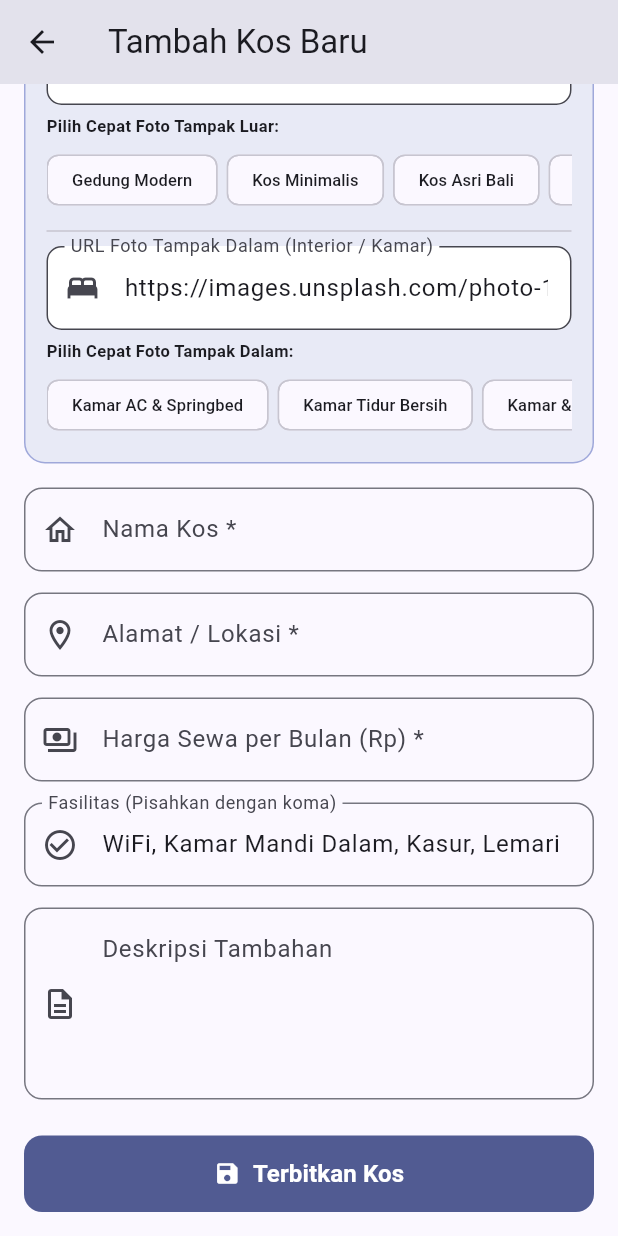
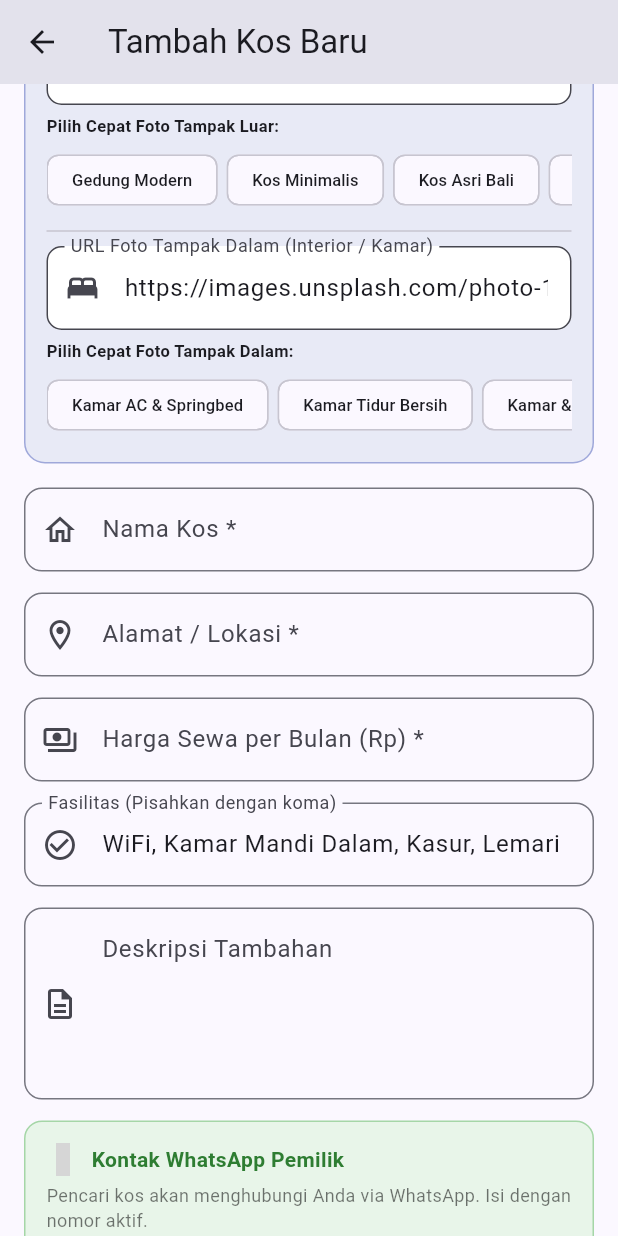
Before and after one commit to emip0525/flutter_kosfinder, a Flutter app: the AddEditKosPage screen opened directly, scrolled down 281 dp, on a phone screen of 412 x 824 dp. Run offline on Flutter 3.47's test engine with Material 3 defaults, Android fonts, the phone set to English and light mode, and no system bars; our stand-ins replace firebase_core, firebase_messaging, shared_preferences, supabase_flutter; accounts and stored records are empty; network calls fail; statements that could not run were skipped; grey boxes are pictures that could not be loaded.

Commit message:
feat: add WhatsApp contact, persistent storage with SharedPreferences, and fix admin delete & owner kos refresh

```diff
--- a/lib/models/kos_model.dart
+++ b/lib/models/kos_model.dart
@@ -8,6 +8,7 @@ class KosModel {
   final String description;
   final DateTime createdAt;
   final String? ownerName;
+  final String? ownerWhatsapp; // Nomor WhatsApp pemilik kos
   final String? imageUrl;
   final String? exteriorImageUrl; // Foto tampak luar
   final String? interiorImageUrl; // Foto tampak dalam
@@ -23,6 +24,7 @@ class KosModel {
     this.description = '',
     required this.createdAt,
     this.ownerName,
+    this.ownerWhatsapp,
     this.imageUrl,
     this.exteriorImageUrl,
     this.interiorImageUrl,
@@ -53,6 +55,7 @@ class KosModel {
           ? DateTime.tryParse(map['created_at'].toString()) ?? DateTime.now()
           : DateTime.now(),
       ownerName: map['owner_name']?.toString(),
+      ownerWhatsapp: map['owner_whatsapp']?.toString(),
       imageUrl: map['image_url']?.toString(),
       exteriorImageUrl: map['exterior_image_url']?.toString() ?? map['image_url']?.toString(),
       interiorImageUrl: map['interior_image_url']?.toString(),
@@ -70,6 +73,8 @@ class KosModel {
       'facilities': facilities,
       'description': description,
       'created_at': createdAt.toIso8601String(),
+      'owner_name': ownerName,
+      'owner_whatsapp': ownerWhatsapp,
       'image_url': exteriorImageUrl ?? imageUrl,
       'exterior_image_url': exteriorImageUrl,
       'interior_image_url': interiorImageUrl,
@@ -87,6 +92,7 @@ class KosModel {
     String? description,
     DateTime? createdAt,
     String? ownerName,
+    String? ownerWhatsapp,
     String? imageUrl,
     String? exteriorImageUrl,
     String? interiorImageUrl,
@@ -102,6 +108,7 @@ class KosModel {
       description: description ?? this.description,
       createdAt: createdAt ?? this.createdAt,
       ownerName: ownerName ?? this.ownerName,
+      ownerWhatsapp: ownerWhatsapp ?? this.ownerWhatsapp,
       imageUrl: imageUrl ?? this.imageUrl,
       exteriorImageUrl: exteriorImageUrl ?? this.exteriorImageUrl,
       interiorImageUrl: interiorImageUrl ?? this.interiorImageUrl,
--- a/lib/pages/add_edit_kos_page.dart
+++ b/lib/pages/add_edit_kos_page.dart
@@ -20,6 +20,7 @@ class _AddEditKosPageState extends State<AddEditKosPage> {
   final _descC = TextEditingController();
   final _exteriorUrlC = TextEditingController();
   final _interiorUrlC = TextEditingController();
+  final _whatsappC = TextEditingController();
   bool _loading = false;
 
   bool get isEditing => widget.kosToEdit != null;
@@ -74,6 +75,7 @@ class _AddEditKosPageState extends State<AddEditKosPage> {
       _descC.text = k.description;
       _exteriorUrlC.text = k.exteriorImageUrl ?? '';
       _interiorUrlC.text = k.interiorImageUrl ?? '';
+      _whatsappC.text = k.ownerWhatsapp ?? '';
     } else {
       _facilitiesC.text = 'WiFi, Kamar Mandi Dalam, Kasur, Lemari';
       _exteriorUrlC.text = _presetExteriorPhotos[0]['url']!;
@@ -90,6 +92,7 @@ class _AddEditKosPageState extends State<AddEditKosPage> {
     _descC.dispose();
     _exteriorUrlC.dispose();
     _interiorUrlC.dispose();
+    _whatsappC.dispose();
     super.dispose();
   }
 
@@ -104,6 +107,7 @@ class _AddEditKosPageState extends State<AddEditKosPage> {
     final description = _descC.text.trim();
     final extUrl = _exteriorUrlC.text.trim();
     final intUrl = _interiorUrlC.text.trim();
+    final whatsapp = _whatsappC.text.trim().replaceAll(RegExp(r'\s|-|\+'), '');
 
     bool success = false;
     if (isEditing) {
@@ -115,6 +119,7 @@ class _AddEditKosPageState extends State<AddEditKosPage> {
         'description': description,
         'exterior_image_url': extUrl.isEmpty ? null : extUrl,
         'interior_image_url': intUrl.isEmpty ? null : intUrl,
+        'owner_whatsapp': whatsapp.isEmpty ? null : whatsapp,
       });
     } else {
       success = await KosService.instance.add(
@@ -125,6 +130,7 @@ class _AddEditKosPageState extends State<AddEditKosPage> {
         description: description,
         exteriorImageUrl: extUrl.isEmpty ? null : extUrl,
         interiorImageUrl: intUrl.isEmpty ? null : intUrl,
+        ownerWhatsapp: whatsapp.isEmpty ? null : whatsapp,
       );
     }
 
@@ -347,6 +353,62 @@ class _AddEditKosPageState extends State<AddEditKosPage> {
                     alignLabelWithHint: true,
                   ),
                 ),
+                const SizedBox(height: 14),
+
+                // 3. Nomor WhatsApp Pemilik
+                Container(
+                  padding: const EdgeInsets.all(14),
+                  decoration: BoxDecoration(
+                    color: Colors.green.shade50,
+                    borderRadius: BorderRadius.circular(12),
+                    border: Border.all(color: Colors.green.shade200),
+                  ),
+                  child: Column(
+                    crossAxisAlignment: CrossAxisAlignment.start,
+                    children: [
+                      Row(
+                        children: [
+                          Icon(Icons.whatsapp, color: Colors.green.shade700, size: 22),
+                          const SizedBox(width: 8),
+                          Text(
+                            'Kontak WhatsApp Pemilik',
+                            style: TextStyle(
+                              fontWeight: FontWeight.bold,
+                              fontSize: 14,
+                              color: Colors.green.shade800,
+                            ),
+                          ),
+                        ],
+                      ),
+                      const SizedBox(height: 4),
+                      const Text(
+                        'Pencari kos akan menghubungi Anda via WhatsApp. Isi dengan nomor aktif.',
+                        style: TextStyle(fontSize: 12, color: Colors.black54),
+                      ),
+                      const SizedBox(height: 10),
+                      TextFormField(
+                        controller: _whatsappC,
+                        keyboardType: TextInputType.phone,
+                        decoration: InputDecoration(
+                          labelText: 'Nomor WhatsApp (tanpa tanda + atau spasi)',
+                          hintText: 'Contoh: 6281234567890',
+                          prefixIcon: Icon(Icons.phone_outlined, color: Colors.green.shade600),
+                          border: OutlineInputBorder(borderRadius: BorderRadius.circular(10)),
+                          filled: true,
+                          fillColor: Colors.white,
+                        ),
+                        validator: (v) {
+                          if (v == null || v.trim().isEmpty) return null; // Opsional
+                          final clean = v.trim().replaceAll(RegExp(r'\s|-|\+'), '');
+                          if (!RegExp(r'^[0-9]{10,15}$').hasMatch(clean)) {
+                            return 'Format tidak valid. Gunakan: 6281234567890';
+                          }
+                          return null;
+                        },
+                      ),
+                    ],
+                  ),
+                ),
                 const SizedBox(height: 24),
                 FilledButton.icon(
                   onPressed: _loading ? null : _save,
--- a/lib/pages/admin_panel_page.dart
+++ b/lib/pages/admin_panel_page.dart
@@ -104,6 +104,10 @@ class _AdminPanelPageState extends State<AdminPanelPage> {
         const SnackBar(content: Text('Kos berhasil dihapus oleh Admin.'), backgroundColor: Colors.green),
       );
       _loadAllData();
+    } else {
+      ScaffoldMessenger.of(context).showSnackBar(
+        const SnackBar(content: Text('Gagal menghapus: Akses ditolak oleh sistem keamanan.'), backgroundColor: Colors.red),
+      );
     }
   }
 
--- a/lib/services/profile_service.dart
+++ b/lib/services/profile_service.dart
@@ -49,7 +49,8 @@ class ProfileService {
           .from('profiles')
           .select()
           .eq('id', user.id)
-          .maybeSingle();
+          .maybeSingle()
+          .timeout(const Duration(milliseconds: 1000));
 
       if (data != null) {
         return UserProfile.fromMap(data);
--- a/pubspec.yaml
+++ b/pubspec.yaml
@@ -14,6 +14,8 @@ dependencies:
   supabase_flutter: ^2.18.3
   firebase_core: ^3.13.0
   firebase_messaging: ^15.2.5
+  url_launcher: ^6.3.1
+  shared_preferences: ^2.2.0
 
 dev_dependencies:
   flutter_test:
```
Also changed, not shown: lib/pages/kos_detail_page.dart (+100 -19 lines), lib/services/kos_service.dart (+123 -43 lines), pubspec.lock, 1 other file.
